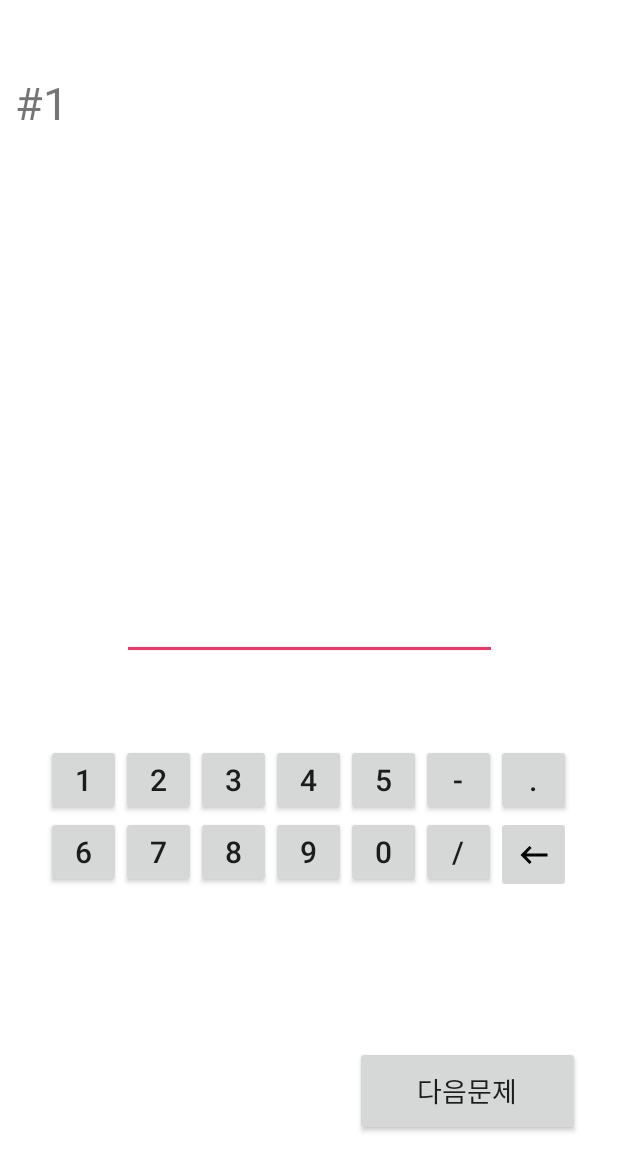
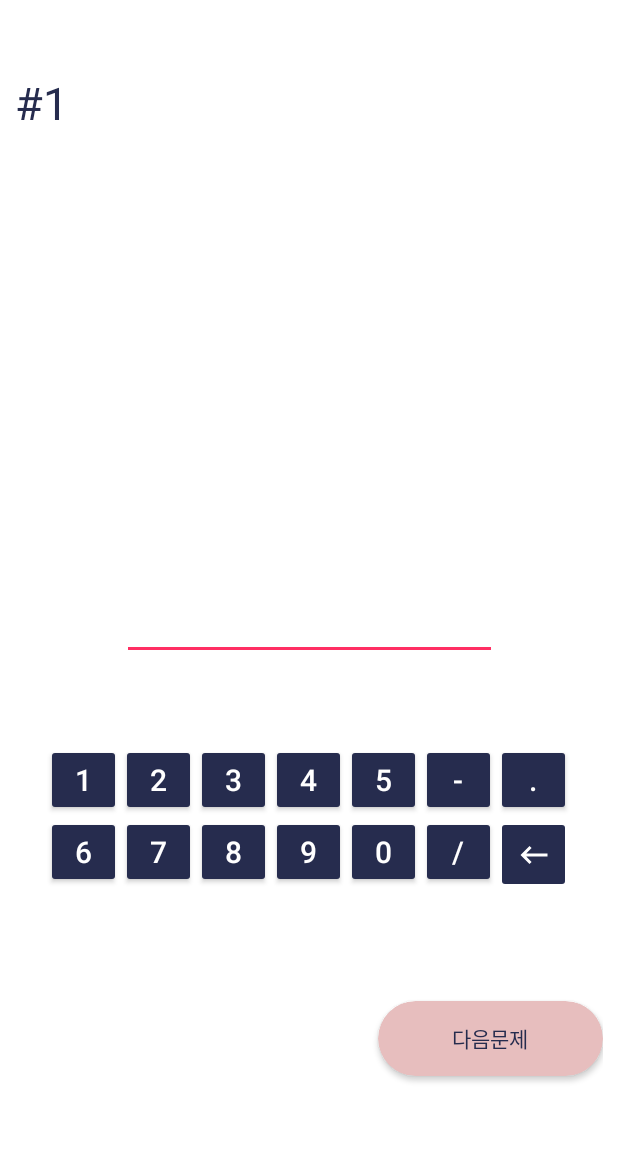
Before and after one commit to eunjijeon11/2020_TR, an Android app: the quiz screen opened directly, with no data from a screen before it, on a phone screen of 412 x 824 dp. Shown: the top 1171 px of the screen. Run offline under Robolectric (Android 15) with nearby library versions, the phone set to English and light mode, and no system bars; 3 statements that could not run were skipped.

Commit message:
20200504은지

```diff
--- a/app/src/main/java/com/example/mainscreen/Quiz_End.java
+++ b/app/src/main/java/com/example/mainscreen/Quiz_End.java
@@ -10,7 +10,7 @@ import android.widget.TextView;
 
 public class Quiz_End extends AppCompatActivity {
 
-    int 점수;
+    int 점수=0;
     ListView ox;
     int[] list;
     TextView score;
--- a/app/src/main/res/drawable/ic_keyboard_backspace_black_24dp.xml
+++ b/app/src/main/res/drawable/ic_keyboard_backspace_black_24dp.xml
@@ -4,6 +4,6 @@
         android:viewportWidth="24.0"
         android:viewportHeight="24.0">
     <path
-        android:fillColor="#FF000000"
+        android:fillColor="#FFFFFF"
         android:pathData="M21,11H6.83l3.58,-3.59L9,6l-6,6 6,6 1.41,-1.41L6.83,13H21z"/>
 </vector>
--- a/app/src/main/res/layout/activity_quiz.xml
+++ b/app/src/main/res/layout/activity_quiz.xml
@@ -13,6 +13,7 @@
         android:id="@+id/tv_quiznum"
         android:layout_width="wrap_content"
         android:layout_height="wrap_content"
+        android:textColor="@color/남색"
         android:text="#1"
         android:textSize="30sp"
         app:layout_constraintBottom_toTopOf="@+id/문제"
@@ -52,6 +53,8 @@
 
         <Button
             android:id="@+id/btn_1"
+            android:backgroundTint="@color/남색"
+            android:textColor="#FFFFFF"
             android:layout_width="50dp"
             android:layout_height="wrap_content"
             android:text="1"
@@ -59,6 +62,8 @@
 
         <Button
             android:id="@+id/btn_2"
+            android:backgroundTint="@color/남색"
+            android:textColor="#FFFFFF"
             android:layout_width="50dp"
             android:layout_height="wrap_content"
             android:text="2"
@@ -66,6 +71,8 @@
 
         <Button
             android:id="@+id/btn_3"
+            android:backgroundTint="@color/남색"
+            android:textColor="#FFFFFF"
             android:layout_width="50dp"
             android:layout_height="wrap_content"
             android:text="3"
@@ -73,6 +80,8 @@
 
         <Button
             android:id="@+id/btn_4"
+            android:backgroundTint="@color/남색"
+            android:textColor="#FFFFFF"
             android:layout_width="50dp"
             android:layout_height="wrap_content"
             android:text="4"
@@ -80,6 +89,8 @@
 
         <Button
             android:id="@+id/btn_5"
+            android:backgroundTint="@color/남색"
+            android:textColor="#FFFFFF"
             android:layout_width="50dp"
             android:layout_height="wrap_content"
             android:text="5"
@@ -87,6 +98,8 @@
 
         <Button
             android:id="@+id/btn_minus"
+            android:backgroundTint="@color/남색"
+            android:textColor="#FFFFFF"
             android:layout_width="50dp"
             android:layout_height="wrap_content"
             android:text="-"
@@ -94,6 +107,8 @@
 
         <Button
             android:id="@+id/btn_dot"
+            android:backgroundTint="@color/남색"
+            android:textColor="#FFFFFF"
             android:layout_width="50dp"
             android:layout_height="wrap_content"
             android:text="."
@@ -102,9 +117,10 @@
     </LinearLayout>
 
     <LinearLayout
-        android:gravity="center_horizontal"
+        android:id="@+id/linearLayout"
         android:layout_width="match_parent"
         android:layout_height="wrap_content"
+        android:gravity="center_horizontal"
         android:orientation="horizontal"
         app:layout_constraintStart_toStartOf="parent"
         app:layout_constraintTop_toBottomOf="@+id/linearLayout2">
@@ -113,6 +129,8 @@
             android:id="@+id/btn_6"
             android:layout_width="50dp"
             android:layout_height="wrap_content"
+            android:backgroundTint="@color/남색"
+            android:textColor="#FFFFFF"
             android:text="6"
             android:textSize="20sp" />
 
@@ -120,6 +138,8 @@
             android:id="@+id/btn_7"
             android:layout_width="50dp"
             android:layout_height="wrap_content"
+            android:backgroundTint="@color/남색"
+            android:textColor="#FFFFFF"
             android:text="7"
             android:textSize="20sp" />
 
@@ -127,6 +147,8 @@
             android:id="@+id/btn_8"
             android:layout_width="50dp"
             android:layout_height="wrap_content"
+            android:backgroundTint="@color/남색"
+            android:textColor="#FFFFFF"
             android:text="8"
             android:textSize="20sp" />
 
@@ -134,6 +156,8 @@
             android:id="@+id/btn_9"
             android:layout_width="50dp"
             android:layout_height="wrap_content"
+            android:backgroundTint="@color/남색"
+            android:textColor="#FFFFFF"
             android:text="9"
             android:textSize="20sp" />
 
@@ -141,6 +165,8 @@
             android:id="@+id/btn_0"
             android:layout_width="50dp"
             android:layout_height="wrap_content"
+            android:backgroundTint="@color/남색"
+            android:textColor="#FFFFFF"
             android:text="0"
             android:textSize="20sp" />
 
@@ -148,6 +174,8 @@
             android:id="@+id/btn_slash"
             android:layout_width="50dp"
             android:layout_height="wrap_content"
+            android:backgroundTint="@color/남색"
+            android:textColor="#FFFFFF"
             android:text="/"
             android:textSize="20sp" />
 
@@ -155,21 +183,28 @@
             android:id="@+id/btn_bs"
             android:layout_width="50dp"
             android:layout_height="51dp"
-            android:src="@drawable/ic_keyboard_backspace_black_24dp"/>
+            android:backgroundTint="@color/남색"
+            android:src="@drawable/ic_keyboard_backspace_black_24dp" />
 
     </LinearLayout>
 
-    <Button
+    <androidx.cardview.widget.CardView
         android:id="@+id/다음문제"
         android:layout_width="150dp"
-        android:layout_height="60dp"
-        android:text="다음문제"
-        android:textSize="18sp"
-        app:layout_constraintBottom_toBottomOf="parent"
-        app:layout_constraintEnd_toEndOf="parent"
-        app:layout_constraintHorizontal_bias="0.938"
-        app:layout_constraintStart_toStartOf="parent"
-        app:layout_constraintTop_toBottomOf="@+id/답란"
-        app:layout_constraintVertical_bias="0.795" />
+        android:layout_height="50dp"
+        android:layout_marginTop="72dp"
+        android:backgroundTint="@color/연핑"
+        app:cardCornerRadius="25dp"
+        app:layout_constraintEnd_toEndOf="@+id/linearLayout"
+        app:layout_constraintTop_toBottomOf="@+id/linearLayout">
+
+        <TextView
+            android:layout_width="match_parent"
+            android:layout_height="match_parent"
+            android:gravity="center"
+            android:text="다음문제"
+            android:textColor="@color/남색" />
+
+    </androidx.cardview.widget.CardView>
 
 </androidx.constraintlayout.widget.ConstraintLayout>
--- a/app/src/main/res/values/colors.xml
+++ b/app/src/main/res/values/colors.xml
@@ -5,7 +5,7 @@
     <color name="colorAccent">#FF2E63</color>
 
 
-    <color name="남색">#010A43</color>
+    <color name="남색">#262C4E</color>
     <color name="연핑">#E7BEBE</color>
     <color name="중핑">#EB9292</color>
     <color name="찐핑">#FF2E63</color>
```
